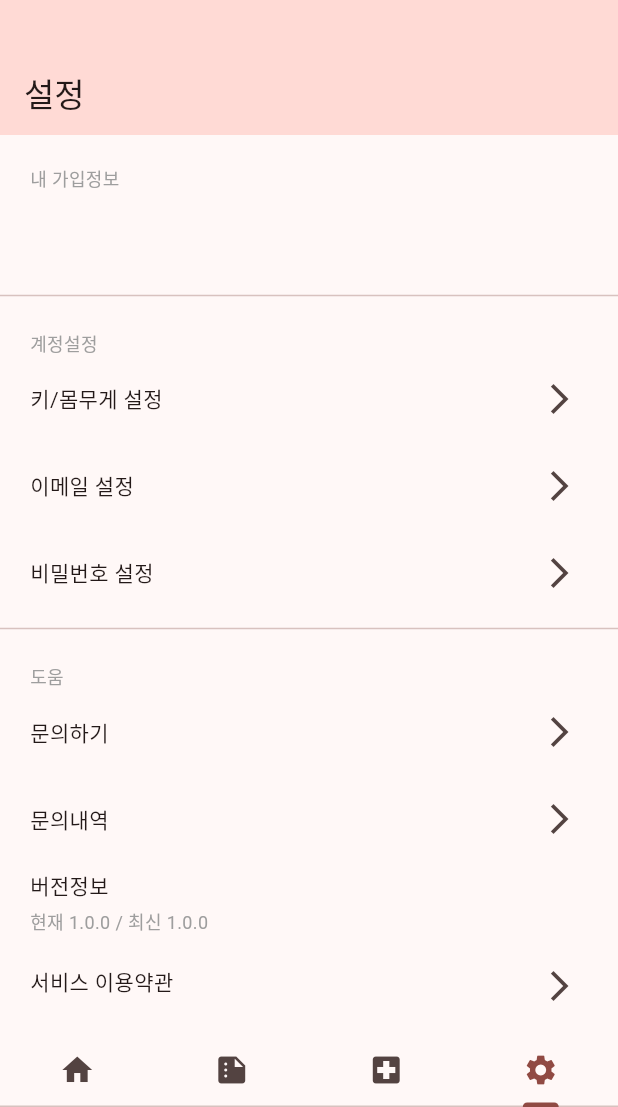
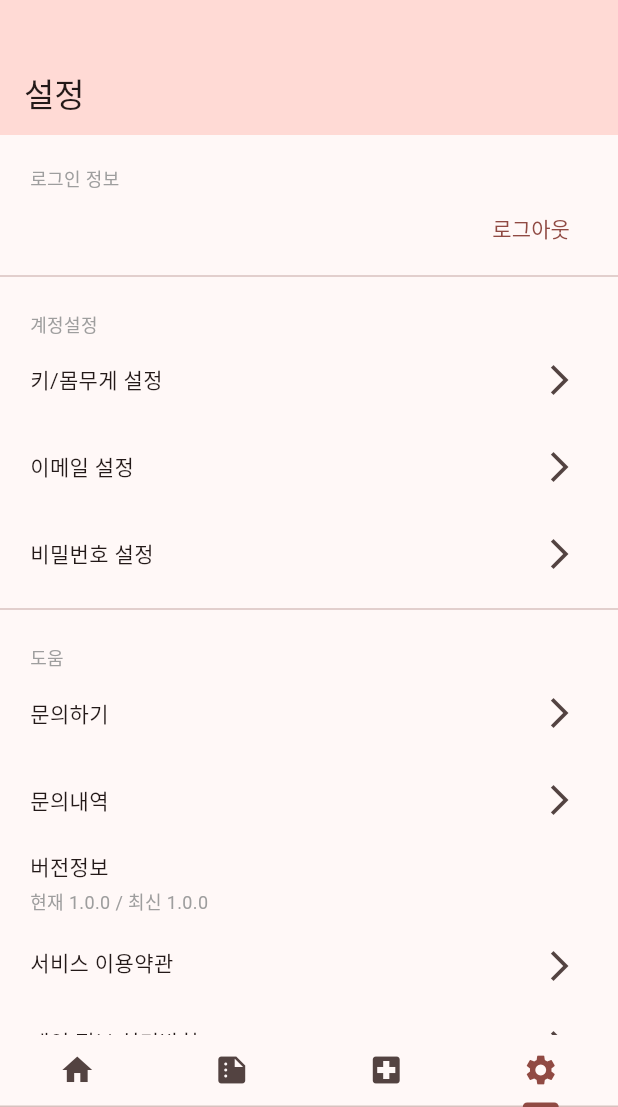
Before and after one commit to likewoody/DJ-App, a Flutter app: the Tabbar screen opened directly, item 4 of the bottom bar chosen, on a phone screen of 412 x 824 dp, the part 129-1236 px from its top. Run offline on Flutter 3.47's test engine with Material 3 defaults, Android fonts, the phone set to English and light mode, and no system bars; our stand-ins replace cloud_firestore, firebase_core, firebase_storage, get, get_storage, google_maps_flutter and 6 more; missing offline and left inert: multi_masked_formatter; accounts and stored records are empty; network calls fail; statements that could not run were skipped.

Commit message:
24.04.22 로그아웃 버튼 추가, 로그인 페이지 수정

```diff
--- a/dj_app/lib/view/setting_page/setting_page.dart
+++ b/dj_app/lib/view/setting_page/setting_page.dart
@@ -1,5 +1,6 @@
 import 'package:cloud_firestore/cloud_firestore.dart';
 import 'package:dj_app/component/setting_appbar.dart';
+import 'package:dj_app/view/login_view.dart';
 import 'package:dj_app/view/setting_page/enquire.dart';
 import 'package:dj_app/view/setting_page/enquire_list.dart';
 import 'package:dj_app/view/setting_page/personal_info.dart';
@@ -17,7 +18,6 @@ class SettingPage extends StatelessWidget {
   SettingPage({super.key});
 
   // Property
-  String joinDate = '';
   String id = '';
   var provider;
   String userEmail = '';
@@ -31,17 +31,12 @@ class SettingPage extends StatelessWidget {
     return StreamBuilder(
       stream: FirebaseFirestore.instance
               .collection('user')
-              .where('email', isEqualTo: userEmail)
+              // .where('email', isEqualTo: userEmail)
               .snapshots(),
       builder: (context, snapshot) {
-        if (! snapshot.hasData){
-          return const Center(child: CircularProgressIndicator(),);
-        }
-
-        snapshot.data!.docs.forEach((doc) {
-          joinDate = doc.get('dateofjoin');
-        });
-        print('joinDate : $joinDate');
+        if (! snapshot.hasData){return const Center(child: CircularProgressIndicator(),);}
+        // fruit@hanmail.net
+        // bubble123@@
 
         return SingleChildScrollView(
           scrollDirection: Axis.vertical,
@@ -95,7 +90,7 @@ class SettingPage extends StatelessWidget {
           child: Row(
             children: [
               Text(
-                '내 가입정보',
+                '로그인 정보',
                 style: TextStyle(
                   fontSize: 12,
                   color: Colors.grey
@@ -107,27 +102,20 @@ class SettingPage extends StatelessWidget {
         Row(
           mainAxisAlignment: MainAxisAlignment.spaceBetween,
           children: [
-            // 고객이 SNS를 이용하여 가입했다면 그 SNS 로고 넣기
-            // Padding(
-            //   padding: const EdgeInsets.all(20.0),
-            //   child: Image.asset(
-            //     'images/Kakao_logo.jpg',
-            //     width: 30,
-            //     height: 30,
-            //     fit: BoxFit.fill,
-            //   ),
-            // ),
 
             Padding(
-              padding: const EdgeInsets.all(15.0),
+              padding: const EdgeInsets.fromLTRB(20,0,0,0),
               child: Text(userEmail),
             ),
 
-            // 가입일자, 무슨 방법으로 가입했는지
             Padding(
-              padding: const EdgeInsets.all(20.0),
-              child: Text(joinDate),
-            )
+              padding: const EdgeInsets.fromLTRB(0,0,20,0),
+              child: TextButton(
+                onPressed: () => _executeSignout(),
+                child: const Text('로그아웃')
+              ),
+            ),
+
           ],
         ),
       ],
@@ -403,6 +391,22 @@ class SettingPage extends StatelessWidget {
     provider.disposeStorage();
   }
 
+  _executeSignout() {
+    Get.defaultDialog(
+      title: '알림',
+      middleText: '로그아웃 되었습니다.',
+      actions: [
+        TextButton(
+          onPressed: (){
+            // provider.disposeStorage();
+            Get.off(const LoginView());
+          },
+          child: const Text('종료')
+        ),
+      ]
+    );
+  }
+
   @override
   Widget build(BuildContext context) {
     return GestureDetector(
```
Also changed, not shown: dj_app/lib/view/login_view.dart (+8 -2 lines).
